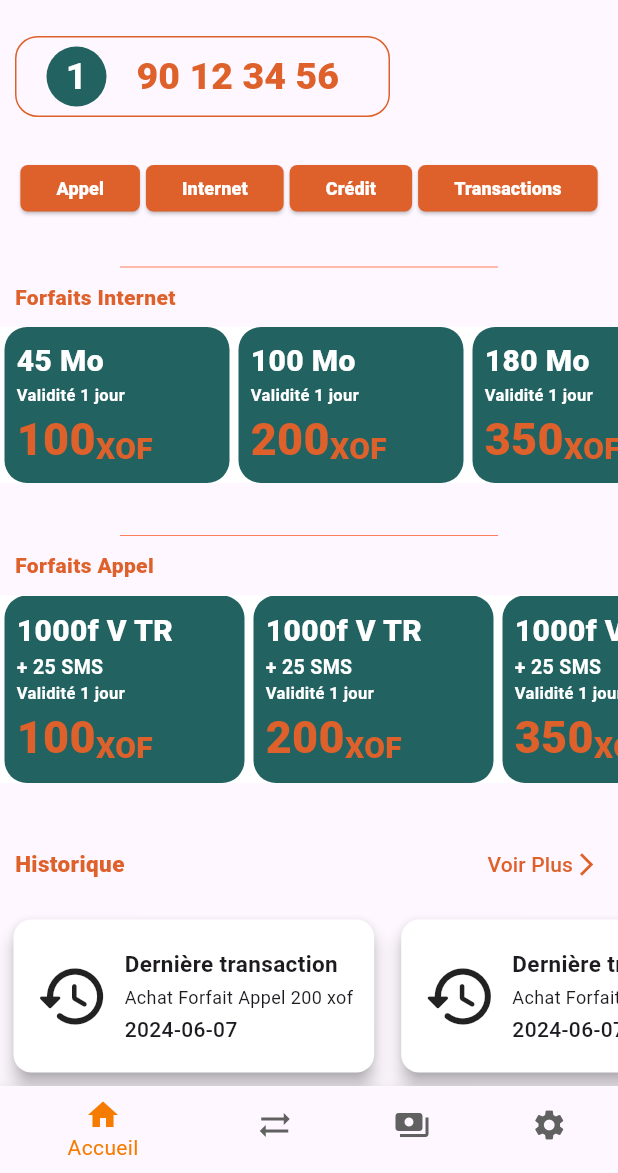
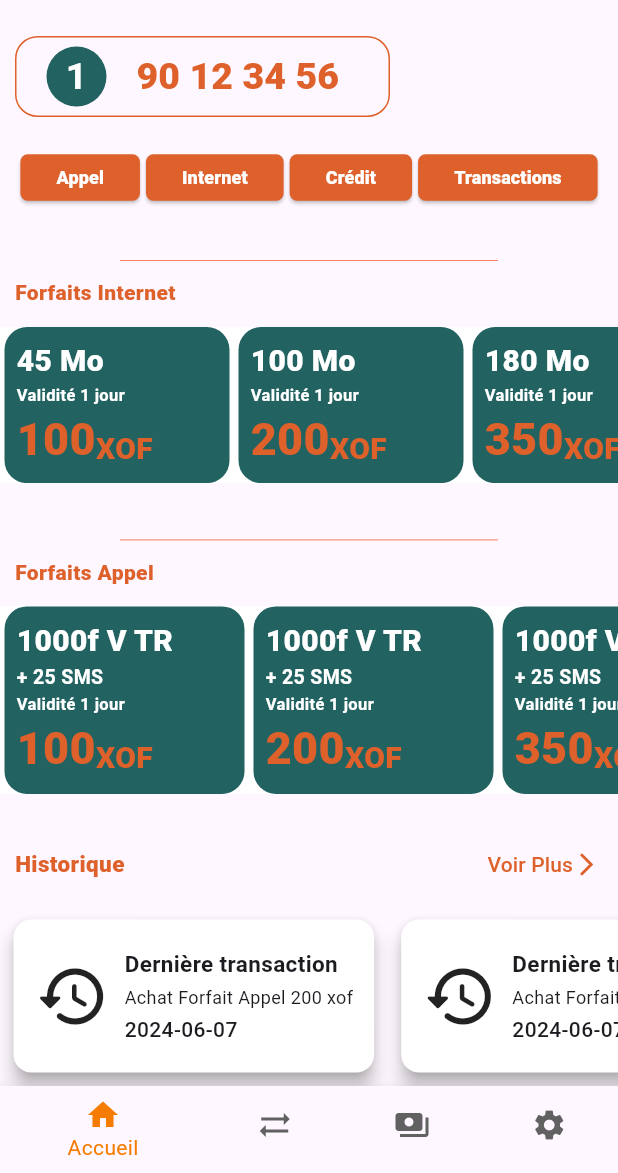
Before and after one commit to MyriadeAdm/ussd_app, a Flutter app: the screen it shows after launch, on a phone screen of 412 x 824 dp, the part 63-1236 px from its top. Run offline on Flutter 3.47's test engine with Material 3 defaults, Android fonts, the light colour scheme and no system bars.

Commit message:
MainAxisAlignment.spaceBetween body

```diff
--- a/lib/home.dart
+++ b/lib/home.dart
@@ -20,13 +20,15 @@ class _MyHomePageState extends State<MyHomePage> {
 
   @override
   Widget build(BuildContext context) {
+
     return Scaffold(
       appBar: AppBar(
         title: const Text('Ussd App'),
       ),
       body: SafeArea(
+        child: SizedBox(
           child: Column(
-          //mainAxisAlignment: MainAxisAlignment.center,
+            mainAxisAlignment: MainAxisAlignment.spaceBetween,
             children: [
               // ========================== Box orange avec numero [D]
               Row(
@@ -85,7 +87,7 @@ class _MyHomePageState extends State<MyHomePage> {
               // ========================== Box orange avec numero [F]
               const SizedBox(
                 width: 100,
-              height: 20,
+                height: 10,
               ),
               SizedBox(
                 height: 35,
@@ -398,7 +400,7 @@ class _MyHomePageState extends State<MyHomePage> {
               //==============================Section Historique transaction [D]============================
 
               const SizedBox(
-              height: 30,
+                height: 20,
               ),
 
               const Row(
@@ -432,7 +434,7 @@ class _MyHomePageState extends State<MyHomePage> {
               ),
 
               const SizedBox(
-              height: 4,
+                height: 1,
               ),
 
               SizedBox(
@@ -498,6 +500,7 @@ class _MyHomePageState extends State<MyHomePage> {
             ],
           ),
         ),
+      ),
 
 
       bottomNavigationBar: BottomNavigationBar(
```
Lines whose indentation alone changed are shown as unchanged.
